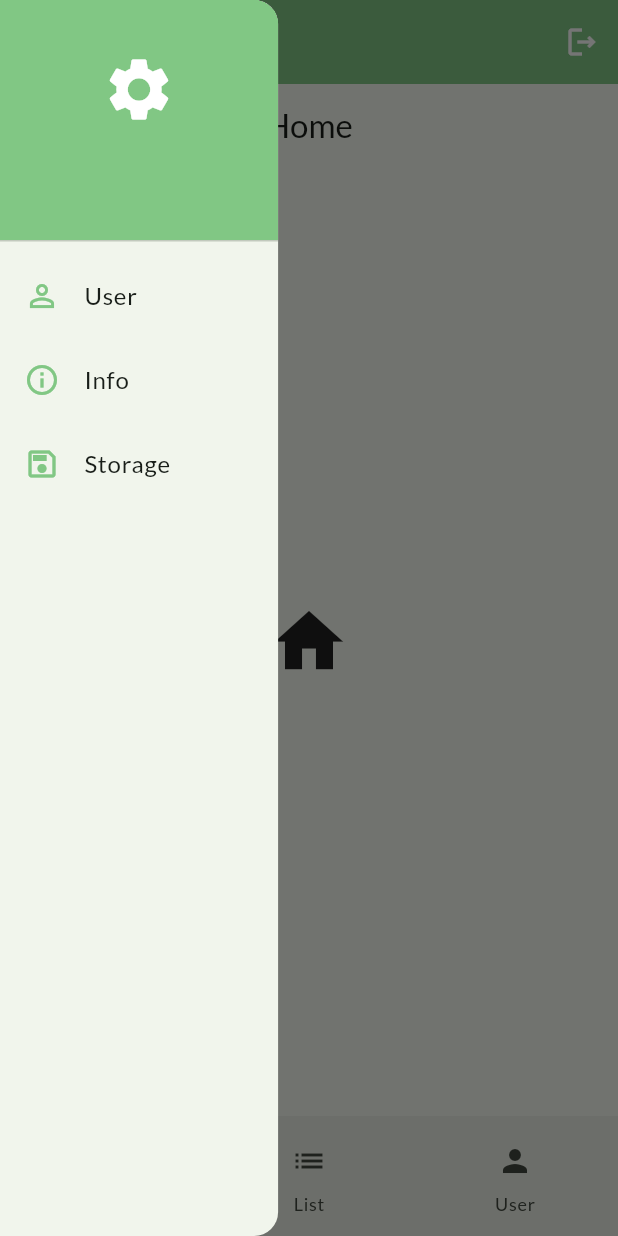
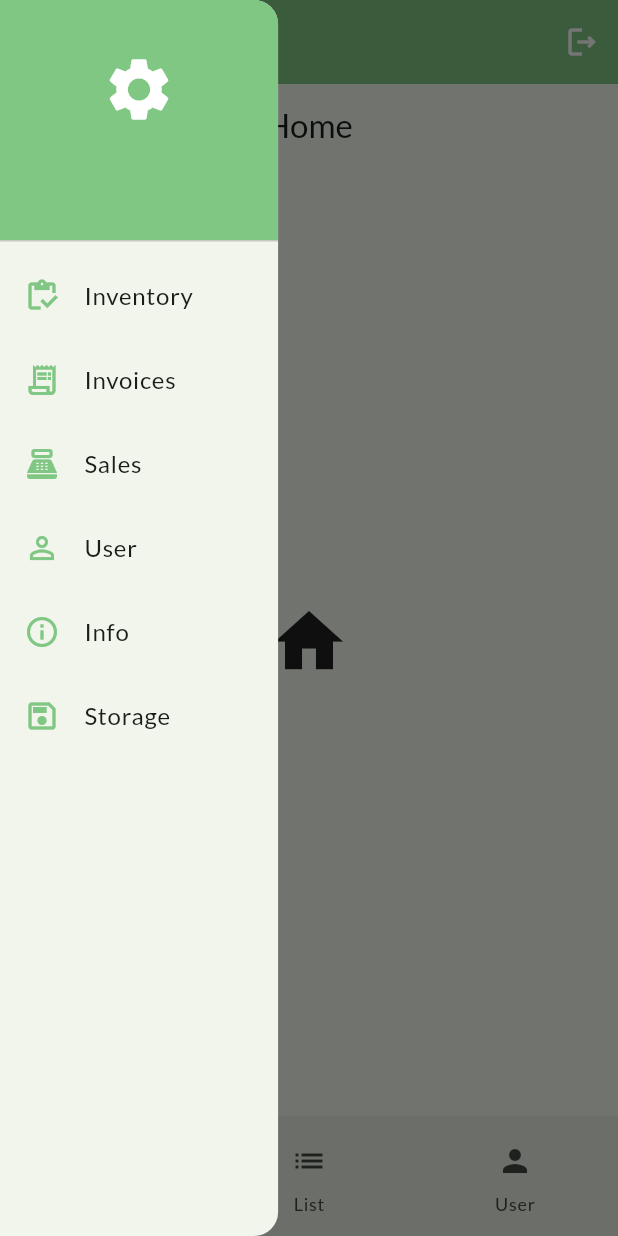
Before and after one commit to johninquest/posa, a Flutter app: the HomePage screen opened by its route, with the side drawer open, on a phone screen of 412 x 824 dp. Run offline on Flutter 3.47's test engine with Material 3 defaults, Android fonts, the phone set to English and light mode, and no system bars; our stand-ins replace go_router, google_fonts, package_info_plus.

Commit message:
added new pages sales list, inventory list

```diff
--- a/lib/main.dart
+++ b/lib/main.dart
@@ -5,9 +5,10 @@ import '../../pages/home.dart';
 import '../../pages/info.dart';
 import '../../pages/user/user.dart';
 import '../../pages/user/user_create.dart';
-import '../../pages/networth/overview.dart';
 import '../../pages/storage.dart';
 import '../../pages/auth.dart';
+import '../../pages/inventory/inventory_list.dart';
+import '../../pages/sales/sales_list.dart';
 /* import '../../pages/home.dart'; */
 import '../../style/colors.dart';
 
@@ -56,8 +57,12 @@ class MyApp extends StatelessWidget {
       builder: (context, state) => const UserCreatePage(),
     ),
     GoRoute(
-      path: '/networth',
-      builder: (context, state) => const NetworthOverviewPage(),
+      path: '/inventory-list',
+      builder: (context, state) => const InventoryListPage(),
+    ),
+    GoRoute(
+      path: '/sales-list',
+      builder: (context, state) => const SalesListPage(),
     ),
     GoRoute(
       path: '/storage',
--- a/lib/shared/left_menu.dart
+++ b/lib/shared/left_menu.dart
@@ -37,6 +37,39 @@ class _LeftMenuState extends State<LeftMenu> {
                     )
                   ],
                 )),
+            ListTile(
+              leading: const Icon(
+                Icons.inventory_outlined,
+                color: primaryColor,
+              ),
+              title: const Text(
+                'Inventory',
+              ),
+              /* onTap: () => PageRouter().navigateToPage(const SchoolInfoPage(), context) */
+              onTap: () => context.push('/inventory-list'),
+            ),
+            ListTile(
+              leading: const Icon(
+                Icons.receipt_long_outlined,
+                color: primaryColor,
+              ),
+              title: const Text(
+                'Invoices',
+              ),
+              /* onTap: () => PageRouter().navigateToPage(const SchoolInfoPage(), context) */
+              onTap: () => context.push('/inventory-list'),
+            ),
+            ListTile(
+              leading: const Icon(
+                Icons.point_of_sale_outlined,
+                color: primaryColor,
+              ),
+              title: const Text(
+                'Sales',
+              ),
+              /* onTap: () => PageRouter().navigateToPage(const SchoolInfoPage(), context) */
+              onTap: () => context.push('/sales-list'),
+            ),
             ListTile(
               leading: const Icon(
                 Icons.person_outline,
--- a/pubspec.yaml
+++ b/pubspec.yaml
@@ -1,4 +1,4 @@
-name: posapp
+name: posa
 description: A simple point of sales app.
 # The following line prevents the package from being accidentally published to
 # pub.dev using `flutter pub publish`. This is preferred for private packages.
@@ -16,7 +16,7 @@ publish_to: "none" # Remove this line if you wish to publish to pub.dev
 # https://developer.apple.com/library/archive/documentation/General/Reference/InfoPlistKeyReference/Articles/CoreFoundationKeys.html
 # In Windows, build-name is used as the major, minor, and patch parts
 # of the product and file versions while build-number is used as the build suffix.
-version: 0.1.19+1
+version: 0.1.29+1
 
 environment:
   sdk: ">=3.1.2 <4.0.0"
```
Also changed, not shown: lib/pages/assets/overview.dart (deleted, +0 -10 lines), lib/pages/inventory/inventory_list.dart (added, +15 -0 lines), lib/pages/invoices/invoice_list.dart (added, +15 -0 lines), lib/pages/networth/overview.dart (deleted, +0 -34 lines), lib/pages/sales/sales_list.dart (added, +15 -0 lines), lib/pages/assets/update.dart (deleted), lib/pages/sales/sale_create.dart (added), 2 other files.
